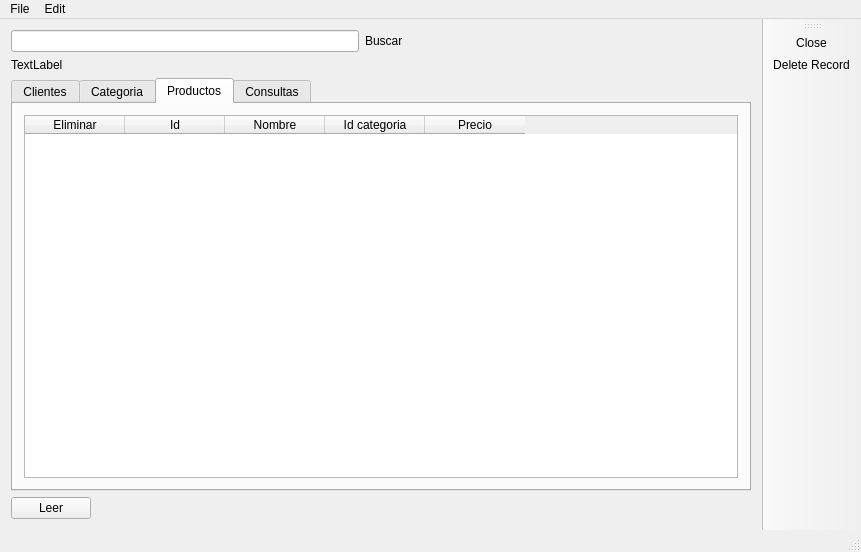
The window that mainwindow.ui (MatamorosF3/RecordsFiles) describes before a commit, drawn with Qt 5.
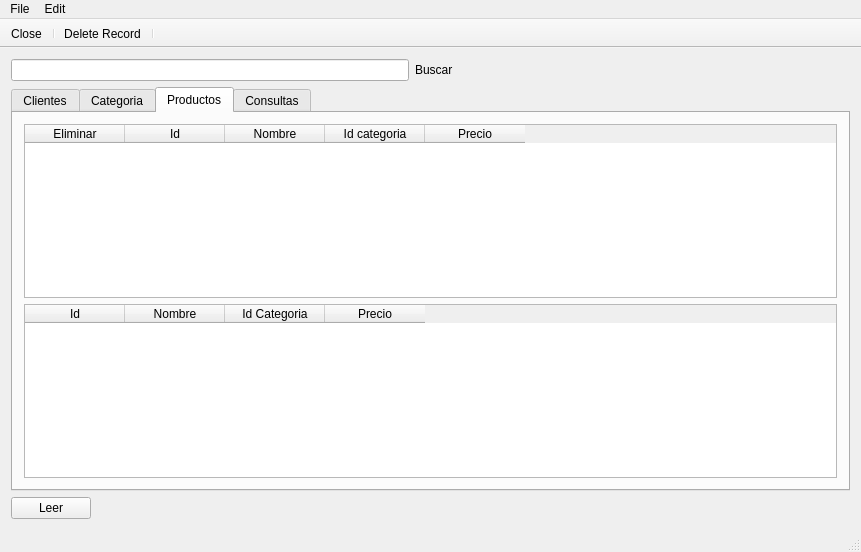
The same window after the commit. The open tabs and pages were chosen to show the change. Icons and pictures are not drawn.

Diff of the .ui file:
```diff
--- a/mainwindow.ui
+++ b/mainwindow.ui
@@ -42,14 +42,31 @@
       </item>
      </layout>
     </item>
-    <item row="1" column="0">
-     <widget class="QLabel" name="label_3">
+    <item row="2" column="0">
+     <layout class="QHBoxLayout" name="horizontalLayout">
+      <item>
+       <widget class="QPushButton" name="pushButton_leer">
       <property name="text">
-       <string>TextLabel</string>
+         <string>Leer</string>
       </property>
      </widget>
     </item>
-    <item row="2" column="0">
+      <item>
+       <spacer name="horizontalSpacer">
+        <property name="orientation">
+         <enum>Qt::Horizontal</enum>
+        </property>
+        <property name="sizeHint" stdset="0">
+         <size>
+          <width>40</width>
+          <height>20</height>
+         </size>
+        </property>
+       </spacer>
+      </item>
+     </layout>
+    </item>
+    <item row="1" column="0">
      <widget class="QTabWidget" name="tabWidget">
       <property name="styleSheet">
        <string notr="true"/>
@@ -145,6 +162,8 @@
        </attribute>
        <layout class="QGridLayout" name="gridLayout_2">
         <item row="0" column="0">
+         <layout class="QVBoxLayout" name="verticalLayout_3">
+          <item>
          <widget class="QTableWidget" name="tableWidget_productos">
           <column>
            <property name="text">
@@ -173,6 +192,32 @@
           </column>
          </widget>
         </item>
+          <item>
+           <widget class="QTableWidget" name="tableWidget_buscarProducto">
+            <column>
+             <property name="text">
+              <string>Id</string>
+             </property>
+            </column>
+            <column>
+             <property name="text">
+              <string>Nombre</string>
+             </property>
+            </column>
+            <column>
+             <property name="text">
+              <string>Id Categoria</string>
+             </property>
+            </column>
+            <column>
+             <property name="text">
+              <string>Precio</string>
+             </property>
+            </column>
+           </widget>
+          </item>
+         </layout>
+        </item>
        </layout>
       </widget>
       <widget class="QWidget" name="tab_2">
@@ -389,30 +434,6 @@
       </widget>
      </widget>
     </item>
-    <item row="3" column="0">
-     <layout class="QHBoxLayout" name="horizontalLayout">
-      <item>
-       <widget class="QPushButton" name="pushButton_leer">
-        <property name="text">
-         <string>Leer</string>
-        </property>
-       </widget>
-      </item>
-      <item>
-       <spacer name="horizontalSpacer">
-        <property name="orientation">
-         <enum>Qt::Horizontal</enum>
-        </property>
-        <property name="sizeHint" stdset="0">
-         <size>
-          <width>40</width>
-          <height>20</height>
-         </size>
-        </property>
-       </spacer>
-      </item>
-     </layout>
-    </item>
    </layout>
   </widget>
   <widget class="QMenuBar" name="menuBar">
@@ -444,14 +465,28 @@
   </widget>
   <widget class="QStatusBar" name="statusBar"/>
   <widget class="QToolBar" name="mainToolBar">
+   <property name="acceptDrops">
+    <bool>false</bool>
+   </property>
+   <property name="movable">
+    <bool>false</bool>
+   </property>
+   <property name="iconSize">
+    <size>
+     <width>40</width>
+     <height>40</height>
+    </size>
+   </property>
    <attribute name="toolBarArea">
-    <enum>RightToolBarArea</enum>
+    <enum>TopToolBarArea</enum>
    </attribute>
    <attribute name="toolBarBreak">
     <bool>false</bool>
    </attribute>
    <addaction name="actionClose"/>
+   <addaction name="separator"/>
    <addaction name="actionDelete_Record"/>
+   <addaction name="separator"/>
   </widget>
   <action name="actionOpen">
    <property name="text">
```
Left out of the diff: 20 changed lines with no effect on the pictures. Lines whose indentation alone changed are shown as unchanged.
